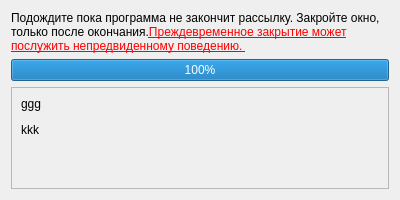
First picture: the form in sendingprogress.ui, repository MorganGrieves/VKSender, before the edit.
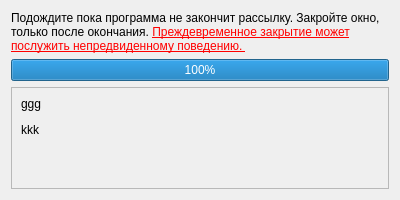
Second picture: the form after the edit.

The edit to the form file:
```diff
--- a/sendingprogress.ui
+++ b/sendingprogress.ui
@@ -35,7 +35,7 @@
    <item>
     <widget class="QLabel" name="warningLabel">
      <property name="text">
-      <string>&lt;html&gt;&lt;head/&gt;&lt;body&gt;&lt;p&gt;Подождите пока программа не закончит рассылку. Закройте окно, только после окончания.&lt;span style=&quot; text-decoration: underline;&quot;/&gt;&lt;span style=&quot; text-decoration: underline; color:#ff0000;&quot;&gt;Преждевременное закрытие может послужить непредвиденному поведению. &lt;/span&gt;&lt;/p&gt;&lt;/body&gt;&lt;/html&gt;</string>
+      <string>&lt;html&gt;&lt;head/&gt;&lt;body&gt;&lt;p&gt;Подождите пока программа не закончит рассылку. Закройте окно, только после окончания. &lt;span style=&quot; text-decoration: underline; color:#ff0000;&quot;&gt;Преждевременное закрытие может послужить непредвиденному поведению. &lt;/span&gt;&lt;/p&gt;&lt;/body&gt;&lt;/html&gt;</string>
      </property>
      <property name="wordWrap">
       <bool>true</bool>
```
Left out of the diff: 2 changed lines with no effect on the pictures.
